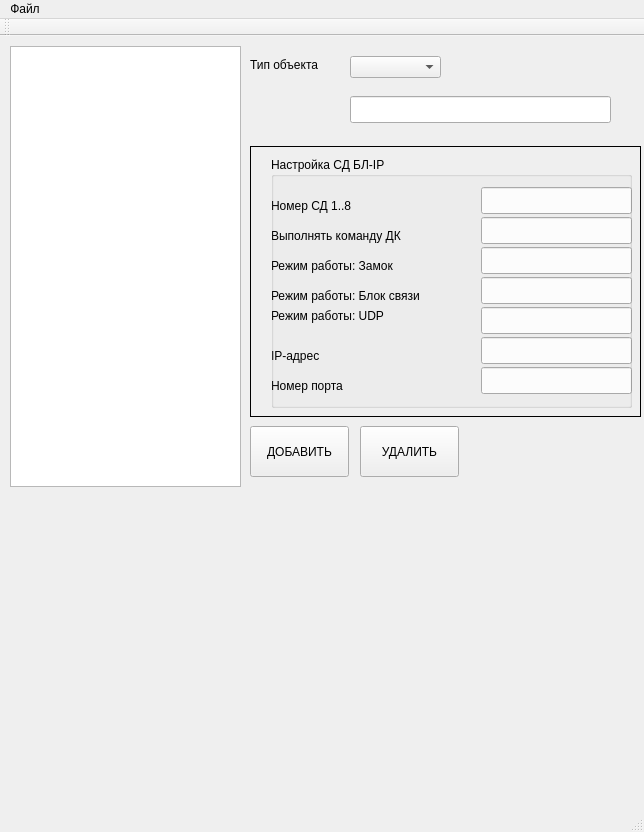
Old version of the form mainwindow.ui in the repository GlebZigert/MyQTree.
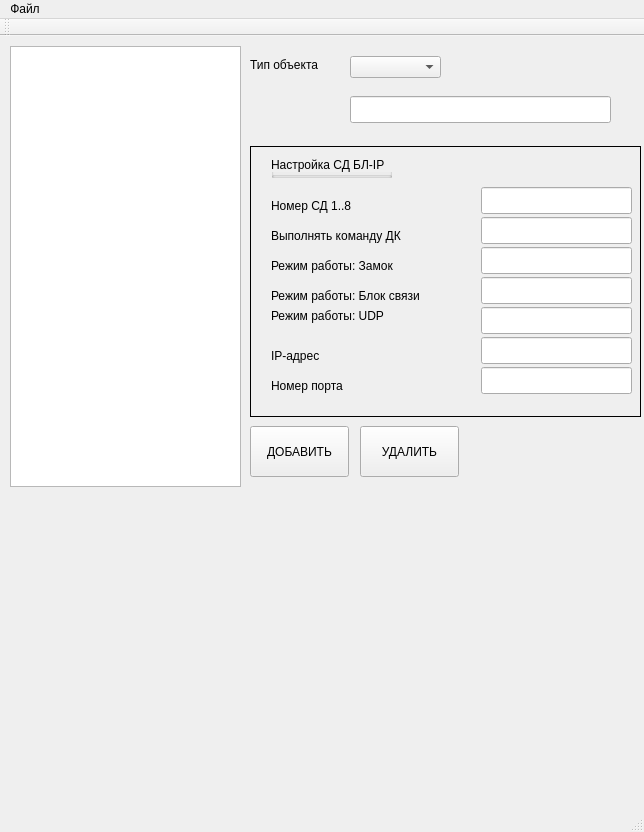
New version of the form. The open tabs and pages were chosen to show the change.

```diff
--- a/mainwindow.ui
+++ b/mainwindow.ui
@@ -555,8 +555,8 @@
        <rect>
         <x>20</x>
         <y>10</y>
-        <width>361</width>
-        <height>251</height>
+        <width>121</width>
+        <height>21</height>
        </rect>
       </property>
       <property name="title">
```
Left out of the diff: 2 changed lines with no effect on the pictures.
